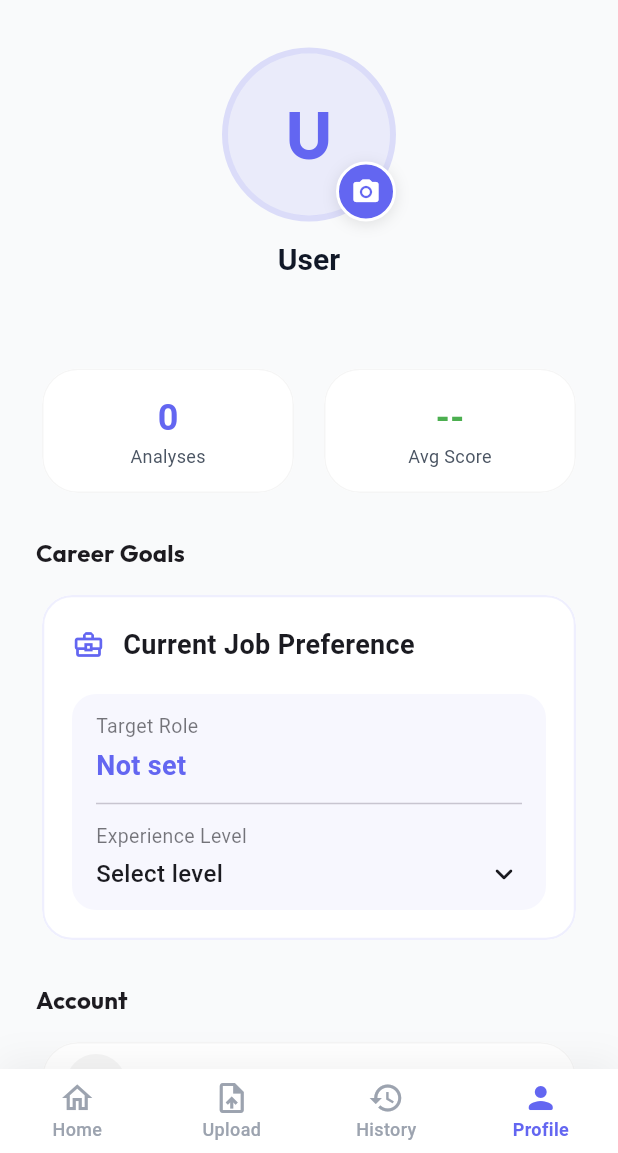
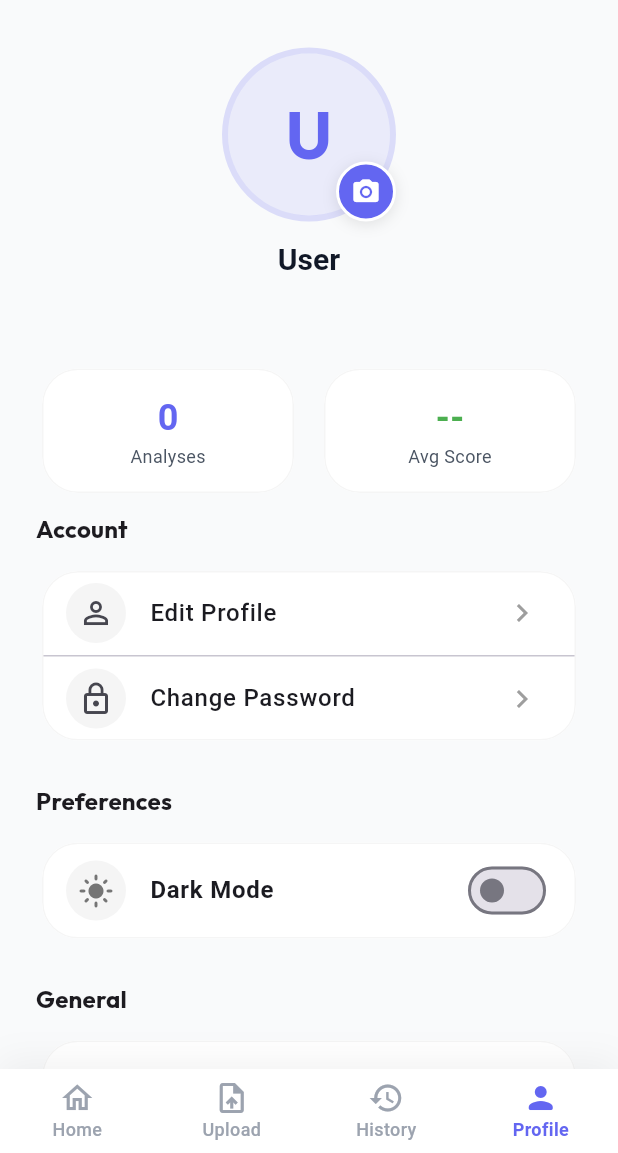
Before and after one commit to GobindPatel2441/AI-Resume-Analyzer-UI-Design, a Flutter app: the MainScreen screen opened directly, item 4 of the bottom bar chosen, on a phone screen of 412 x 824 dp, the part 83-1236 px from its top. Run offline on Flutter 3.47's test engine with Material 3 defaults, Android fonts, the phone set to English and light mode, and no system bars; our stand-ins replace file_picker, flutter_spinkit, google_fonts, image_cropper, image_picker, shared_preferences and 1 more; missing offline and left inert: syncfusion_flutter_pdf; accounts and stored records are empty.

Commit message:
Removed Career Goals section from Profile tab as requested

```diff
--- a/ai_resume_analyzer/lib/screens/tabs/profile_tab.dart
+++ b/ai_resume_analyzer/lib/screens/tabs/profile_tab.dart
@@ -152,114 +152,7 @@ class ProfileTab extends StatelessWidget {
                 ),
               ],
             ),
-            const SizedBox(height: 24),
-
-            // Current Job Preference (New Mockup UI)
-            Text(
-              'Career Goals',
-              style: Theme.of(context).textTheme.titleMedium?.copyWith(
-                    fontWeight: FontWeight.bold,
-                  ),
-            ),
-            const SizedBox(height: 12),
-            GestureDetector(
-              onTap: () {
-                showDialog(
-                  context: context,
-                  builder: (_) => const EditProfileDialog(),
-                );
-              },
-              child: Card(
-                elevation: 0,
-                shape: RoundedRectangleBorder(
-                  borderRadius: BorderRadius.circular(20),
-                  side: BorderSide(color: AppTheme.primaryColor.withOpacity(0.1), width: 1.5),
-                ),
-                child: Container(
-                  padding: const EdgeInsets.all(20),
-                  decoration: BoxDecoration(
-                    borderRadius: BorderRadius.circular(20),
-                    color: Theme.of(context).brightness == Brightness.dark
-                      ? Colors.white.withOpacity(0.05)
-                      : Colors.white,
-                  ),
-                  child: Column(
-                    crossAxisAlignment: CrossAxisAlignment.start,
-                    children: [
-                      Row(
-                        children: [
-                          Icon(Icons.business_center_outlined, color: AppTheme.primaryColor, size: 22),
-                          const SizedBox(width: 12),
-                          Text(
-                            'Current Job Preference',
-                            style: TextStyle(
-                              fontSize: 18,
-                              fontWeight: FontWeight.w600,
-                              color: Theme.of(context).colorScheme.onSurface,
-                            ),
-                          ),
-                        ],
-                      ),
-                      const SizedBox(height: 20),
-                      Container(
-                        padding: const EdgeInsets.symmetric(horizontal: 16, vertical: 12),
-                        decoration: BoxDecoration(
-                          color: AppTheme.primaryColor.withOpacity(0.05),
-                          borderRadius: BorderRadius.circular(16),
-                        ),
-                        child: Column(
-                          crossAxisAlignment: CrossAxisAlignment.start,
-                          children: [
-                            Text(
-                              'Target Role',
-                              style: TextStyle(
-                                fontSize: 13,
-                                color: Theme.of(context).colorScheme.onSurface.withOpacity(0.6),
-                                fontWeight: FontWeight.normal,
-                              ),
-                            ),
-                            const SizedBox(height: 4),
-                            Text(
-                              auth.targetRole ?? 'Not set',
-                              style: const TextStyle(
-                                fontSize: 18,
-                                color: AppTheme.primaryColor,
-                                fontWeight: FontWeight.w600,
-                              ),
-                            ),
-                            const Divider(height: 24, thickness: 1),
-                            Text(
-                              'Experience Level',
-                              style: TextStyle(
-                                fontSize: 13,
-                                color: Theme.of(context).colorScheme.onSurface.withOpacity(0.6),
-                                fontWeight: FontWeight.normal,
-                              ),
-                            ),
-                            const SizedBox(height: 4),
-                            Row(
-                              mainAxisAlignment: MainAxisAlignment.spaceBetween,
-                              children: [
-                                Text(
-                                  auth.experienceLevel ?? 'Select level',
-                                  style: TextStyle(
-                                    fontSize: 16,
-                                    color: Theme.of(context).colorScheme.onSurface,
-                                    fontWeight: FontWeight.w500,
-                                  ),
-                                ),
-                                Icon(Icons.keyboard_arrow_down_rounded, color: Theme.of(context).colorScheme.onSurface),
-                              ],
-                            ),
-                          ],
-                        ),
-                      ),
-                    ],
-                  ),
-                ),
-              ),
-            ),
-            const SizedBox(height: 24),
+            const SizedBox(height: 8),
 
             // Account Section
             Text(
```
Also changed, not shown: 1 other file.
